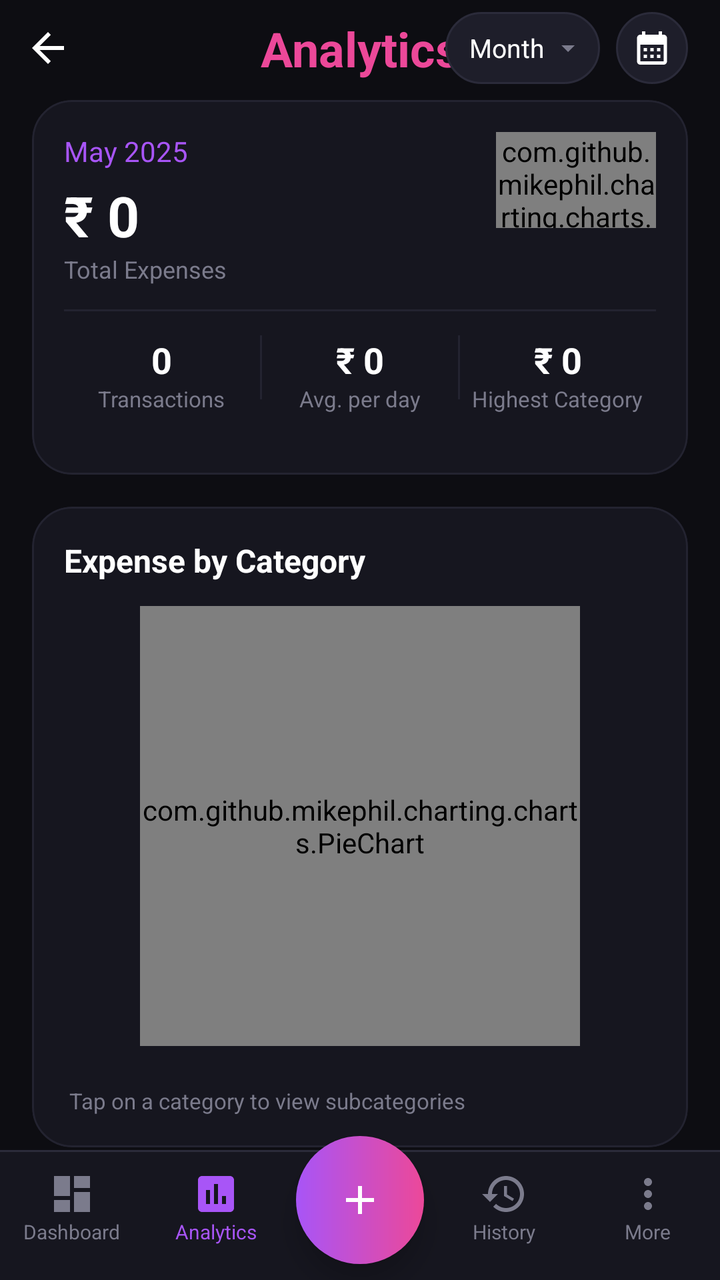
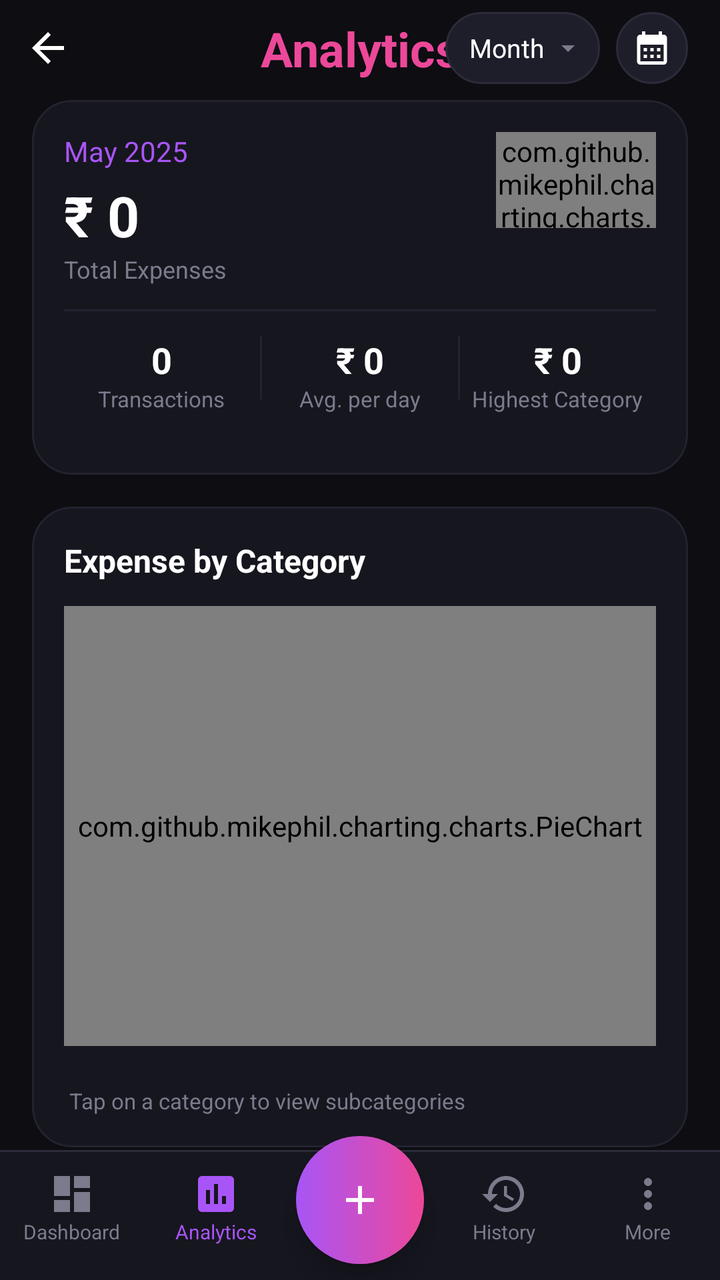

Compare the two renders of this Android layout. The source of the first and the diff that turns it into the second are given below.
<!-- AndroidManifest.xml: application theme Theme.PP -->
<!-- res/layout/activity_analytics.xml -->
<?xml version="1.0" encoding="utf-8"?>
<androidx.constraintlayout.widget.ConstraintLayout xmlns:android="http://schemas.android.com/apk/res/android"
    xmlns:app="http://schemas.android.com/apk/res-auto"
    android:layout_width="match_parent"
    android:layout_height="match_parent"
    android:background="@color/background"
    android:fitsSystemWindows="true">

    <ImageView
        android:id="@+id/btnBack"
        android:layout_width="48dp"
        android:layout_height="48dp"
        android:padding="12dp"
        android:src="@drawable/ic_back"
        android:contentDescription="@string/app_name"
        app:layout_constraintStart_toStartOf="parent"
        app:layout_constraintTop_toTopOf="parent"
        app:tint="@color/text_primary" />

    <TextView
        android:id="@+id/tvTitle"
        android:layout_width="wrap_content"
        android:layout_height="wrap_content"
        android:text="Analytics"
        android:textColor="@color/accent_pink"
        android:textSize="24sp"
        android:textStyle="bold"
        app:layout_constraintBottom_toBottomOf="@id/btnBack"
        app:layout_constraintEnd_toEndOf="parent"
        app:layout_constraintStart_toStartOf="parent"
        app:layout_constraintTop_toTopOf="@id/btnBack" />

    <LinearLayout
        android:id="@+id/controlsRow"
        android:layout_width="wrap_content"
        android:layout_height="wrap_content"
        android:layout_marginEnd="16dp"
        android:gravity="center_vertical"
        android:orientation="horizontal"
        app:layout_constraintBottom_toBottomOf="@id/btnBack"
        app:layout_constraintEnd_toEndOf="parent"
        app:layout_constraintTop_toTopOf="@id/btnBack">

        <LinearLayout
            android:id="@+id/periodDropdown"
            android:layout_width="wrap_content"
            android:layout_height="36dp"
            android:background="@drawable/bg_neon_dropdown"
            android:gravity="center_vertical"
            android:orientation="horizontal"
            android:paddingStart="12dp"
            android:paddingEnd="8dp">

            <TextView
                android:id="@+id/tvPeriodType"
                android:layout_width="wrap_content"
                android:layout_height="wrap_content"
                android:text="Month"
                android:textColor="@color/text_primary"
                android:textSize="13sp" />

            <ImageView
                android:layout_width="16dp"
                android:layout_height="16dp"
                android:layout_marginStart="4dp"
                android:src="@drawable/ic_arrow_down"
                app:tint="@color/text_muted" />
        </LinearLayout>

        <ImageView
            android:id="@+id/btnCalendar"
            android:layout_width="36dp"
            android:layout_height="36dp"
            android:layout_marginStart="8dp"
            android:background="@drawable/bg_neon_dropdown"
            android:padding="8dp"
            android:src="@drawable/ic_calendar"
            app:tint="@color/text_primary" />
    </LinearLayout>

    <androidx.core.widget.NestedScrollView
        android:id="@+id/scrollContent"
        android:layout_width="0dp"
        android:layout_height="0dp"
        android:fillViewport="true"
        app:layout_constraintBottom_toTopOf="@id/navSeparator"
        app:layout_constraintEnd_toEndOf="parent"
        app:layout_constraintStart_toStartOf="parent"
        app:layout_constraintTop_toBottomOf="@id/controlsRow">

        <androidx.constraintlayout.widget.ConstraintLayout
            android:layout_width="match_parent"
            android:layout_height="wrap_content"
            android:paddingBottom="24dp">

            
            <com.google.android.material.card.MaterialCardView
                android:id="@+id/cardOverview"
                android:layout_width="0dp"
                android:layout_height="wrap_content"
                android:layout_marginHorizontal="16dp"
                android:layout_marginTop="8dp"
                app:cardBackgroundColor="@color/card_background"
                app:cardCornerRadius="20dp"
                app:cardElevation="0dp"
                app:strokeColor="@color/stroke_color"
                app:strokeWidth="1dp"
                app:layout_constraintEnd_toEndOf="parent"
                app:layout_constraintStart_toStartOf="parent"
                app:layout_constraintTop_toTopOf="parent">

                <androidx.constraintlayout.widget.ConstraintLayout
                    android:layout_width="match_parent"
                    android:layout_height="wrap_content"
                    android:padding="16dp">

                    <TextView
                        android:id="@+id/tvPeriodLabel"
                        android:layout_width="wrap_content"
                        android:layout_height="wrap_content"
                        android:text="May 2025"
                        android:textColor="@color/accent_purple"
                        android:textSize="14sp"
                        app:layout_constraintStart_toStartOf="parent"
                        app:layout_constraintTop_toTopOf="parent" />

                    <TextView
                        android:id="@+id/tvTotalExpenses"
                        android:layout_width="wrap_content"
                        android:layout_height="wrap_content"
                        android:layout_marginTop="4dp"
                        android:text="\u20B9 0"
                        android:textColor="@color/text_primary"
                        android:textSize="28sp"
                        android:textStyle="bold"
                        app:layout_constraintStart_toStartOf="parent"
                        app:layout_constraintTop_toBottomOf="@id/tvPeriodLabel" />

                    <TextView
                        android:id="@+id/totalExpenseText"
                        android:layout_width="wrap_content"
                        android:layout_height="wrap_content"
                        android:text="Total Expenses"
                        android:textColor="@color/text_muted"
                        android:textSize="12sp"
                        app:layout_constraintStart_toStartOf="parent"
                        app:layout_constraintTop_toBottomOf="@id/tvTotalExpenses" />

                    <com.github.mikephil.charting.charts.LineChart
                        android:id="@+id/sparklineChart"
                        android:layout_width="80dp"
                        android:layout_height="48dp"
                        app:layout_constraintEnd_toEndOf="parent"
                        app:layout_constraintTop_toTopOf="parent" />

                    <View
                        android:id="@+id/dividerOverview"
                        android:layout_width="0dp"
                        android:layout_height="1dp"
                        android:layout_marginTop="12dp"
                        android:background="@color/stroke_color"
                        app:layout_constraintEnd_toEndOf="parent"
                        app:layout_constraintStart_toStartOf="parent"
                        app:layout_constraintTop_toBottomOf="@id/totalExpenseText" />

                    <LinearLayout
                        android:layout_width="0dp"
                        android:layout_height="wrap_content"
                        android:layout_marginTop="12dp"
                        android:orientation="horizontal"
                        app:layout_constraintEnd_toEndOf="parent"
                        app:layout_constraintStart_toStartOf="parent"
                        app:layout_constraintTop_toBottomOf="@id/dividerOverview">

                        <LinearLayout
                            android:layout_width="0dp"
                            android:layout_height="wrap_content"
                            android:layout_weight="1"
                            android:gravity="center"
                            android:orientation="vertical">

                            <TextView
                                android:id="@+id/tvTransactionCount"
                                android:layout_width="wrap_content"
                                android:layout_height="wrap_content"
                                android:text="0"
                                android:textColor="@color/text_primary"
                                android:textSize="18sp"
                                android:textStyle="bold" />

                            <TextView
                                android:layout_width="wrap_content"
                                android:layout_height="wrap_content"
                                android:text="Transactions"
                                android:textColor="@color/text_muted"
                                android:textSize="11sp" />
                        </LinearLayout>

                        <View
                            android:layout_width="1dp"
                            android:layout_height="32dp"
                            android:background="@color/stroke_color" />

                        <LinearLayout
                            android:layout_width="0dp"
                            android:layout_height="wrap_content"
                            android:layout_weight="1"
                            android:gravity="center"
                            android:orientation="vertical">

                            <TextView
                                android:id="@+id/tvAvgPerDay"
                                android:layout_width="wrap_content"
                                android:layout_height="wrap_content"
                                android:text="\u20B9 0"
                                android:textColor="@color/text_primary"
                                android:textSize="18sp"
                                android:textStyle="bold" />

                            <TextView
                                android:layout_width="wrap_content"
                                android:layout_height="wrap_content"
                                android:text="Avg. per day"
                                android:textColor="@color/text_muted"
                                android:textSize="11sp" />
                        </LinearLayout>

                        <View
                            android:layout_width="1dp"
                            android:layout_height="32dp"
                            android:background="@color/stroke_color" />

                        <LinearLayout
                            android:layout_width="0dp"
                            android:layout_height="wrap_content"
                            android:layout_weight="1"
                            android:gravity="center"
                            android:orientation="vertical">

                            <TextView
                                android:id="@+id/tvHighestAmount"
                                android:layout_width="wrap_content"
                                android:layout_height="wrap_content"
                                android:text="\u20B9 0"
                                android:textColor="@color/text_primary"
                                android:textSize="18sp"
                                android:textStyle="bold" />

                            <TextView
                                android:layout_width="wrap_content"
                                android:layout_height="wrap_content"
                                android:text="Highest Category"
                                android:textColor="@color/text_muted"
                                android:textSize="11sp" />

                            <TextView
                                android:id="@+id/tvHighestCategoryName"
                                android:layout_width="wrap_content"
                                android:layout_height="wrap_content"
                                android:text=""
                                android:textColor="@color/electric_blue"
                                android:textSize="11sp" />
                        </LinearLayout>
                    </LinearLayout>
                </androidx.constraintlayout.widget.ConstraintLayout>
            </com.google.android.material.card.MaterialCardView>

            
            <com.google.android.material.card.MaterialCardView
                android:id="@+id/cardCategoryBreakdown"
                android:layout_width="0dp"
                android:layout_height="wrap_content"
                android:layout_marginHorizontal="16dp"
                android:layout_marginTop="16dp"
                app:cardBackgroundColor="@color/card_background"
                app:cardCornerRadius="20dp"
                app:cardElevation="0dp"
                app:strokeColor="@color/stroke_color"
                app:strokeWidth="1dp"
                app:layout_constraintEnd_toEndOf="parent"
                app:layout_constraintStart_toStartOf="parent"
                app:layout_constraintTop_toBottomOf="@id/cardOverview">

                <LinearLayout
                    android:layout_width="match_parent"
                    android:layout_height="wrap_content"
                    android:orientation="vertical"
                    android:padding="16dp">

                    <TextView
                        android:layout_width="wrap_content"
                        android:layout_height="wrap_content"
                        android:text="Expense by Category"
                        android:textColor="@color/text_primary"
                        android:textSize="16sp"
                        android:textStyle="bold" />

                    <com.github.mikephil.charting.charts.PieChart
                        android:id="@+id/donutChart"
                        android:layout_width="220dp"
                        android:layout_height="220dp"
                        android:layout_gravity="center"
                        android:layout_marginTop="12dp" />

                    <androidx.recyclerview.widget.RecyclerView
                        android:id="@+id/rvCategories"
                        android:layout_width="match_parent"
                        android:layout_height="wrap_content"
                        android:layout_marginTop="12dp"
                        android:clipToPadding="false"
                        android:nestedScrollingEnabled="false" />

                    <TextView
                        android:layout_width="wrap_content"
                        android:layout_height="wrap_content"
                        android:layout_marginTop="8dp"
                        android:text="\ud83d\udc46 Tap on a category to view subcategories"
                        android:textColor="@color/text_muted"
                        android:textSize="11sp" />
                </LinearLayout>
            </com.google.android.material.card.MaterialCardView>

            
            <com.google.android.material.card.MaterialCardView
                android:id="@+id/cardTrend"
                android:layout_width="0dp"
                android:layout_height="wrap_content"
                android:layout_marginHorizontal="16dp"
                android:layout_marginTop="16dp"
                app:cardBackgroundColor="@color/card_background"
                app:cardCornerRadius="20dp"
                app:cardElevation="0dp"
                app:strokeColor="@color/stroke_color"
                app:strokeWidth="1dp"
                app:layout_constraintEnd_toEndOf="parent"
                app:layout_constraintStart_toStartOf="parent"
                app:layout_constraintTop_toBottomOf="@id/cardCategoryBreakdown">

                <LinearLayout
                    android:layout_width="match_parent"
                    android:layout_height="wrap_content"
                    android:orientation="vertical"
                    android:padding="16dp">

                    <TextView
                        android:layout_width="wrap_content"
                        android:layout_height="wrap_content"
                        android:text="Expense Trend"
                        android:textColor="@color/text_primary"
                        android:textSize="16sp"
                        android:textStyle="bold" />

                    <com.github.mikephil.charting.charts.LineChart
                        android:id="@+id/trendChart"
                        android:layout_width="match_parent"
                        android:layout_height="200dp"
                        android:layout_marginTop="12dp" />
                </LinearLayout>
            </com.google.android.material.card.MaterialCardView>

        </androidx.constraintlayout.widget.ConstraintLayout>
    </androidx.core.widget.NestedScrollView>

    
    <View
        android:id="@+id/navSeparator"
        android:layout_width="match_parent"
        android:layout_height="1dp"
        android:background="@color/border_color"
        app:layout_constraintBottom_toTopOf="@id/bottomBarBg" />

    <View
        android:id="@+id/bottomBarBg"
        android:layout_width="match_parent"
        android:layout_height="64dp"
        android:background="@color/card_background"
        app:layout_constraintBottom_toBottomOf="parent" />

    <LinearLayout
        android:id="@+id/bottomBar"
        android:layout_width="match_parent"
        android:layout_height="80dp"
        android:gravity="center"
        android:orientation="horizontal"
        app:layout_constraintBottom_toBottomOf="parent">

        <LinearLayout
            android:id="@+id/navDashboard"
            android:layout_width="0dp"
            android:layout_height="match_parent"
            android:layout_weight="1"
            android:gravity="center"
            android:orientation="vertical"
            android:paddingTop="8dp">

            <ImageView
                android:layout_width="24dp"
                android:layout_height="24dp"
                android:contentDescription="@string/dashboard"
                android:src="@drawable/ic_dashboard"
                app:tint="@color/text_muted" />

            <TextView
                android:layout_width="wrap_content"
                android:layout_height="wrap_content"
                android:text="@string/dashboard"
                android:textColor="@color/text_muted"
                android:textSize="10sp" />
        </LinearLayout>

        <LinearLayout
            android:id="@+id/navAnalytics"
            android:layout_width="0dp"
            android:layout_height="match_parent"
            android:layout_weight="1"
            android:gravity="center"
            android:orientation="vertical"
            android:paddingTop="8dp">

            <ImageView
                android:layout_width="24dp"
                android:layout_height="24dp"
                android:contentDescription="@string/analytics"
                android:src="@drawable/ic_analytics"
                app:tint="@color/accent_purple" />

            <TextView
                android:layout_width="wrap_content"
                android:layout_height="wrap_content"
                android:text="@string/analytics"
                android:textColor="@color/accent_purple"
                android:textSize="10sp" />
        </LinearLayout>

        
        <View
            android:layout_width="0dp"
            android:layout_height="match_parent"
            android:layout_weight="1" />

        <LinearLayout
            android:id="@+id/navHistory"
            android:layout_width="0dp"
            android:layout_height="match_parent"
            android:layout_weight="1"
            android:gravity="center"
            android:orientation="vertical"
            android:paddingTop="8dp">

            <ImageView
                android:layout_width="24dp"
                android:layout_height="24dp"
                android:contentDescription="@string/history"
                android:src="@drawable/ic_history"
                app:tint="@color/text_muted" />

            <TextView
                android:layout_width="wrap_content"
                android:layout_height="wrap_content"
                android:text="@string/history"
                android:textColor="@color/text_muted"
                android:textSize="10sp" />
        </LinearLayout>

        <LinearLayout
            android:id="@+id/navMore"
            android:layout_width="0dp"
            android:layout_height="match_parent"
            android:layout_weight="1"
            android:gravity="center"
            android:orientation="vertical"
            android:paddingTop="8dp">

            <ImageView
                android:layout_width="24dp"
                android:layout_height="24dp"
                android:contentDescription="@string/more"
                android:src="@drawable/ic_more"
                app:tint="@color/text_muted" />

            <TextView
                android:layout_width="wrap_content"
                android:layout_height="wrap_content"
                android:text="@string/more"
                android:textColor="@color/text_muted"
                android:textSize="10sp" />
        </LinearLayout>
    </LinearLayout>

    
    <ImageButton
        android:id="@+id/btnCenterFab"
        android:layout_width="64dp"
        android:layout_height="64dp"
        android:background="@drawable/bg_fab_gradient"
        android:contentDescription="@string/app_name"
        android:elevation="8dp"
        android:padding="16dp"
        android:src="@drawable/ic_plus"
        app:layout_constraintBottom_toBottomOf="@id/bottomBar"
        app:layout_constraintEnd_toEndOf="parent"
        app:layout_constraintStart_toStartOf="parent"
        app:layout_constraintTop_toTopOf="@id/bottomBar"
        app:tint="@color/white" />

</androidx.constraintlayout.widget.ConstraintLayout>
<!-- resources referenced by this layout -->
<resources>
  <color name="accent_pink">#EC4899</color>
  <color name="accent_purple">#A855F7</color>
  <color name="background">#0D0D12</color>
  <color name="border_color">#2B2B3A</color>
  <color name="card_background">#16161F</color>
  <color name="electric_blue">#38BDF8</color>
  <color name="stroke_color">#232330</color>
  <color name="text_muted">#7B7B8C</color>
  <color name="text_primary">#FFFFFF</color>
  <color name="white">#FFFFFFFF</color>
  <!-- drawable bg_fab_gradient (drawable) -->
  <?xml version="1.0" encoding="utf-8"?>
  <shape xmlns:android="http://schemas.android.com/apk/res/android"
      android:shape="oval">
      <gradient
          android:startColor="#A855F7"
          android:endColor="#EC4899"
          android:angle="0" />
  </shape>
  <!-- drawable bg_neon_dropdown (drawable) -->
  <?xml version="1.0" encoding="utf-8"?>
  <shape xmlns:android="http://schemas.android.com/apk/res/android"
      android:shape="rectangle">
      <solid android:color="@color/elevated_surface" />
      <corners android:radius="18dp" />
      <stroke
          android:width="1dp"
          android:color="@color/border_color" />
      <padding
          android:left="4dp"
          android:right="4dp"
          android:top="4dp"
          android:bottom="4dp" />
  </shape>
  <!-- drawable ic_analytics (drawable) -->
  <vector xmlns:android="http://schemas.android.com/apk/res/android"
      android:width="24dp"
      android:height="24dp"
      android:viewportWidth="24"
      android:viewportHeight="24">
      <path
          android:fillColor="#FFFFFF"
          android:pathData="M19,3L5,3c-1.1,0 -2,0.9 -2,2v14c0,1.1 0.9,2 2,2h14c1.1,0 2,-0.9 2,-2L21,5c0,-1.1 -0.9,-2 -2,-2zM9,17L7,17v-7h2v7zM13,17h-2L11,7h2v10zM17,17h-2v-4h2v4z"/>
  </vector>
  <!-- drawable ic_arrow_down (drawable) -->
  <vector xmlns:android="http://schemas.android.com/apk/res/android"
      android:width="24dp"
      android:height="24dp"
      android:viewportWidth="24"
      android:viewportHeight="24">
    <path
        android:fillColor="#FFFFFFFF"
        android:pathData="M7,10l5,5 5,-5H7z"/>
  </vector>
  <!-- drawable ic_back (drawable) -->
  <vector xmlns:android="http://schemas.android.com/apk/res/android"
      android:width="24dp"
      android:height="24dp"
      android:viewportWidth="24"
      android:viewportHeight="24">
    <path
        android:fillColor="#FF000000"
        android:pathData="M20,11H7.83l5.59,-5.59L12,4l-8,8 8,8 1.41,-1.41L7.83,13H20v-2z"/>
  </vector>
  <!-- drawable ic_dashboard (drawable) -->
  <vector xmlns:android="http://schemas.android.com/apk/res/android"
      android:width="24dp"
      android:height="24dp"
      android:viewportWidth="24"
      android:viewportHeight="24">
      <path
          android:fillColor="#FFFFFF"
          android:pathData="M3,13h8L11,3L3,3v10zM3,21h8v-6L3,15v6zM13,21h8L21,11h-8v10zM13,3v6h8L21,3h-8z"/>
  </vector>
  <!-- drawable ic_more (drawable) -->
  <vector xmlns:android="http://schemas.android.com/apk/res/android"
      android:width="24dp"
      android:height="24dp"
      android:viewportWidth="24"
      android:viewportHeight="24">
      <path
          android:fillColor="#FFFFFF"
          android:pathData="M12,8c1.1,0 2,-0.9 2,-2s-0.9,-2 -2,-2 -2,0.9 -2,2 0.9,2 2,2zM12,10c-1.1,0 -2,0.9 -2,2s0.9,2 2,2 2,-0.9 2,-2 -0.9,-2 -2,-2zM12,16c-1.1,0 -2,0.9 -2,2s0.9,2 2,2 2,-0.9 2,-2 -0.9,-2 -2,-2z"/>
  </vector>
  <!-- drawable ic_plus (drawable) -->
  <vector xmlns:android="http://schemas.android.com/apk/res/android"
      android:width="24dp"
      android:height="24dp"
      android:viewportWidth="24"
      android:viewportHeight="24">
      <path
          android:fillColor="#FFFFFF"
          android:pathData="M19,13h-6v6h-2v-6H5v-2h6V5h2v6h6v2z"/>
  </vector>
  <string name="analytics">Analytics</string>
  <string name="app_name">PP</string>
  <string name="dashboard">Dashboard</string>
  <string name="history">History</string>
  <string name="more">More</string>
  <color name="elevated_surface">#1E1E2A</color>
  <color name="selected_date_bg">#9333EA</color>
  <color name="black">#FF000000</color>
  <!-- unchanged entries left out for length: 3 -->
</resources>

<!-- the commit's change to res/layout/activity_analytics.xml (unified diff, before → after) -->
@@ -297,7 +297,7 @@
 
                     <com.github.mikephil.charting.charts.PieChart
                         android:id="@+id/donutChart"
-                        android:layout_width="220dp"
+                        android:layout_width="match_parent"
                         android:layout_height="220dp"
                         android:layout_gravity="center"
                         android:layout_marginTop="12dp" />
@@ -355,6 +355,121 @@
                         android:layout_width="match_parent"
                         android:layout_height="200dp"
                         android:layout_marginTop="12dp" />
+                </LinearLayout>
+            </com.google.android.material.card.MaterialCardView>
+
+            
+            <com.google.android.material.card.MaterialCardView
+                android:id="@+id/cardDrillDown"
+                android:layout_width="0dp"
+                android:layout_height="wrap_content"
+                android:layout_marginHorizontal="16dp"
+                android:layout_marginTop="16dp"
+                app:cardBackgroundColor="@color/card_background"
+                app:cardCornerRadius="20dp"
+                app:cardElevation="0dp"
+                app:strokeColor="@color/stroke_color"
+                app:strokeWidth="1dp"
+                app:layout_constraintEnd_toEndOf="parent"
+                app:layout_constraintStart_toStartOf="parent"
+                app:layout_constraintTop_toBottomOf="@id/cardTrend">
+
+                <LinearLayout
+                    android:layout_width="match_parent"
+                    android:layout_height="wrap_content"
+                    android:orientation="vertical"
+                    android:padding="16dp">
+
+                    <RelativeLayout
+                        android:layout_width="match_parent"
+                        android:layout_height="wrap_content">
+
+                        <TextView
+                            android:id="@+id/tvTableTitle"
+                            android:layout_width="wrap_content"
+                            android:layout_height="wrap_content"
+                            android:text="Detailed Breakdown"
+                            android:textColor="@color/text_primary"
+                            android:textSize="16sp"
+                            android:textStyle="bold"
+                            android:layout_centerVertical="true"/>
+
+                        <LinearLayout
+                            android:id="@+id/tableCategorySelector"
+                            android:layout_width="wrap_content"
+                            android:layout_height="32dp"
+                            android:layout_alignParentEnd="true"
+                            android:background="@drawable/bg_neon_dropdown"
+                            android:gravity="center_vertical"
+                            android:orientation="horizontal"
+                            android:paddingStart="10dp"
+                            android:paddingEnd="6dp">
+
+                            <TextView
+                                android:id="@+id/tvSelectedTableCategory"
+                                android:layout_width="wrap_content"
+                                android:layout_height="wrap_content"
+                                android:text="Category"
+                                android:textColor="@color/text_primary"
+                                android:textSize="12sp"
+                                android:maxWidth="100dp"
+                                android:ellipsize="end"
+                                android:singleLine="true"/>
+
+                            <ImageView
+                                android:layout_width="14dp"
+                                android:layout_height="14dp"
+                                android:layout_marginStart="4dp"
+                                android:src="@drawable/ic_arrow_down"
+                                app:tint="@color/text_muted" />
+                        </LinearLayout>
+                    </RelativeLayout>
+
+                    <LinearLayout
+                        android:id="@+id/tableExpandableContainer"
+                        android:layout_width="match_parent"
+                        android:layout_height="wrap_content"
+                        android:orientation="vertical"
+                        android:visibility="gone">
+
+                        <HorizontalScrollView
+                            android:layout_width="match_parent"
+                            android:layout_height="wrap_content"
+                            android:layout_marginTop="16dp"
+                            android:scrollbars="none">
+
+                            <LinearLayout
+                                android:layout_width="wrap_content"
+                                android:layout_height="wrap_content"
+                                android:orientation="vertical">
+
+                                <LinearLayout
+                                    android:id="@+id/tableHeaderContainer"
+                                    android:layout_width="wrap_content"
+                                    android:layout_height="wrap_content"
+                                    android:background="@color/border_color"
+                                    android:orientation="horizontal"
+                                    android:paddingVertical="8dp" />
+
+                                <androidx.recyclerview.widget.RecyclerView
+                                    android:id="@+id/rvDrillDownTable"
+                                    android:layout_width="wrap_content"
+                                    android:layout_height="wrap_content"
+                                    android:nestedScrollingEnabled="false" />
+                            </LinearLayout>
+                        </HorizontalScrollView>
+                    </LinearLayout>
+
+                    <TextView
+                        android:id="@+id/tvExpandTable"
+                        android:layout_width="match_parent"
+                        android:layout_height="wrap_content"
+                        android:layout_marginTop="12dp"
+                        android:gravity="center"
+                        android:text="Tap to expand table"
+                        android:textColor="@color/accent_purple"
+                        android:textSize="12sp" />
+
                 </LinearLayout>
             </com.google.android.material.card.MaterialCardView>
 
